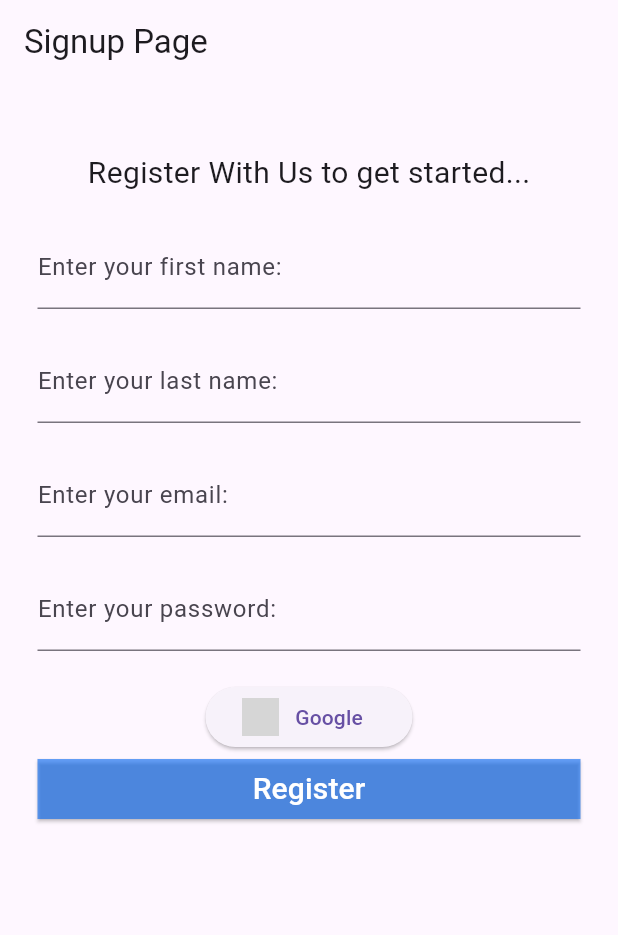
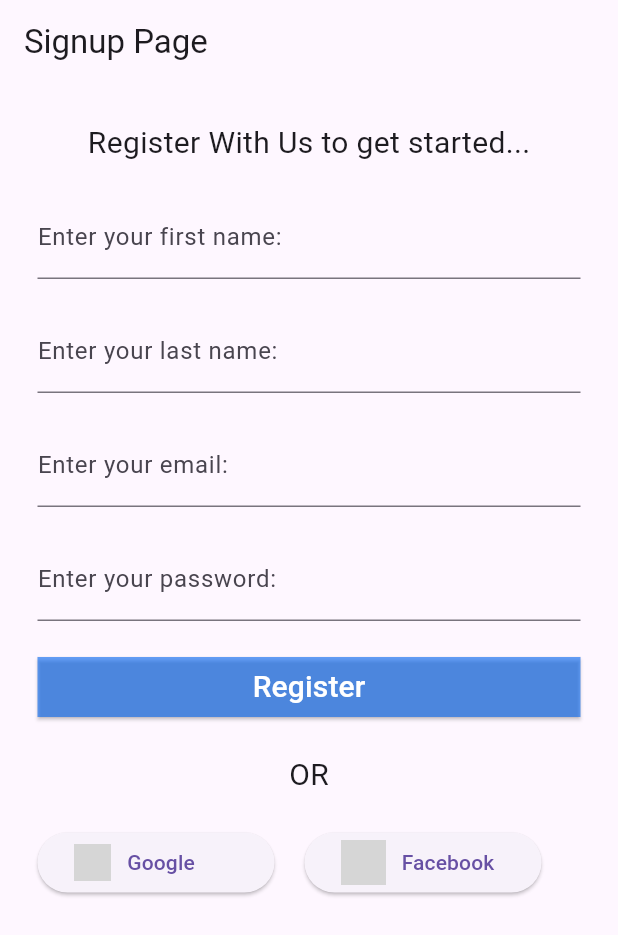
Before and after one commit to Sanidhya-Pundeer/Flutter, a Flutter app: the screen it shows after launch, after a tap on "New user sign up", on a phone screen of 412 x 824 dp. Shown: the top 935 px of the screen. Run offline on Flutter 3.47's test engine with Material 3 defaults, Android fonts, the phone set to English and light mode, and no system bars; network calls fail; grey boxes are pictures that could not be loaded.

Commit message:
signup page

```diff
--- a/myapp/lib/main.dart
+++ b/myapp/lib/main.dart
@@ -76,12 +76,10 @@ class SignupPage extends StatelessWidget {
               padding: EdgeInsets.all(25),
               child: Column(
                 children: [
-                  SizedBox(height: 20),
-                  Center(
-                      child: Text(
+                  Text(
                     'Register With Us to get started...',
                     style: TextStyle(fontSize: 20),
-                  )),
+                  ),
                   SizedBox(height: 20),
                   TextField(
                       decoration: InputDecoration(
@@ -102,18 +100,6 @@ class SignupPage extends StatelessWidget {
                   SizedBox(height: 20),
                   ElevatedButton(
                       onPressed: () => {},
-                      child: Container(
-                        child: Row(children: [
-                          Image.network(
-                            'https://cdn.iconscout.com/icon/free/png-256/free-google-1772223-1507807.png',
-                            height: 25,
-                          ),
-                          Text('   Google')
-                        ]),
-                        width: 90,
-                      )),
-                  ElevatedButton(
-                      onPressed: () => {},
                       style: ElevatedButton.styleFrom(
                           fixedSize: Size(400, 30),
                           shape: RoundedRectangleBorder(
@@ -124,6 +110,47 @@ class SignupPage extends StatelessWidget {
                         'Register',
                         style: TextStyle(fontSize: 20),
                       )),
+                  SizedBox(
+                    height: 20,
+                  ),
+                  Text('OR', style: TextStyle(fontSize: 20)),
+                  SizedBox(
+                    height: 20,
+                  ),
+                  Container(
+                      child: Row(
+                    children: [
+                      ElevatedButton(
+                          onPressed: () => {},
+                          child: Container(
+                            width: 110,
+                            child: Row(children: [
+                              Image.network(
+                                'https://cdn.iconscout.com/icon/free/png-256/free-google-1772223-1507807.png',
+                                height: 25,
+                                width: 25,
+                              ),
+                              Text('   Google')
+                            ]),
+                          )),
+                      SizedBox(
+                        width: 20,
+                      ),
+                      ElevatedButton(
+                          onPressed: () => {},
+                          child: Container(
+                            width: 110,
+                            child: Row(children: [
+                              Image.network(
+                                'https://w7.pngwing.com/pngs/664/673/png-transparent-apple-logo-iphone-computer-apple-logo-company-heart-logo-thumbnail.png',
+                                height: 30,
+                                width: 30,
+                              ),
+                              Text('   Facebook')
+                            ]),
+                          ))
+                    ],
+                  )),
                 ],
               ),
             ),
```
